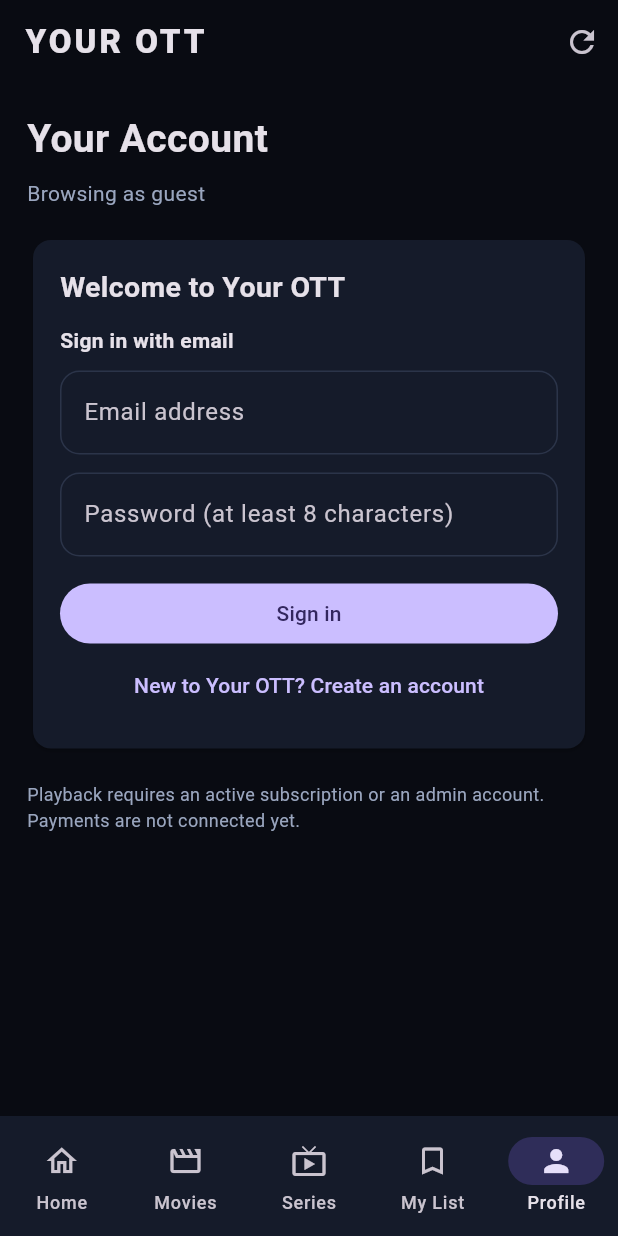
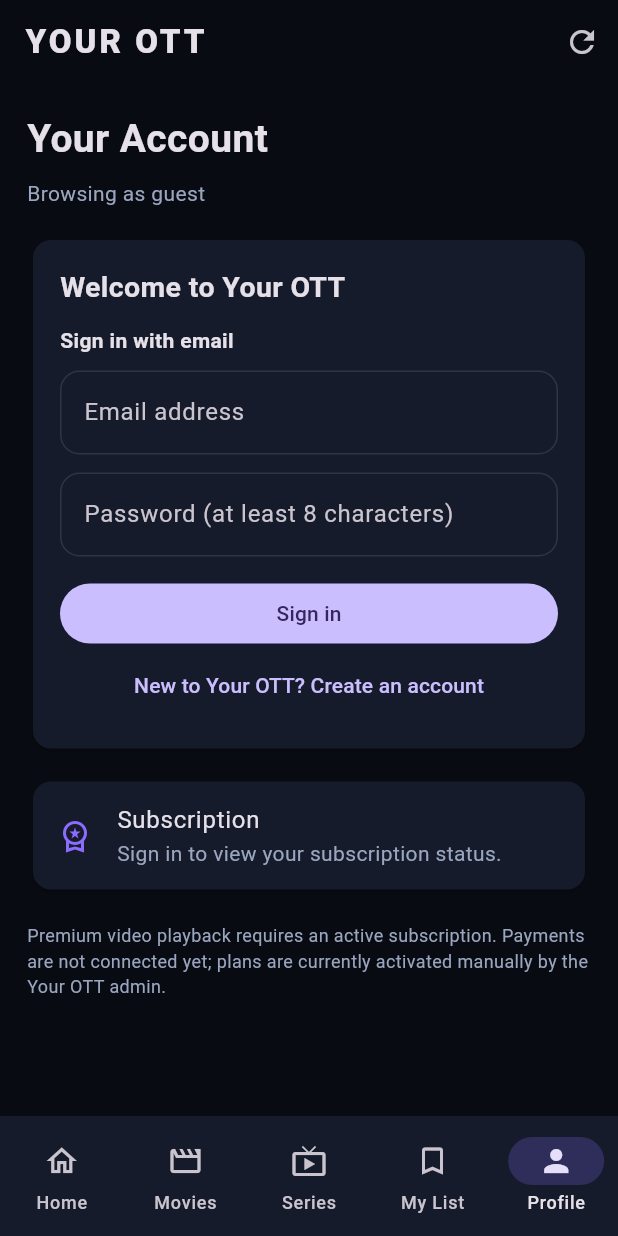
Before and after one commit to Vik-123969/your-ott-demo, a Flutter app: the screen it shows after launch, item 5 of the bottom bar chosen, on a phone screen of 412 x 824 dp. Run offline on Flutter 3.47's test engine with Material 3 defaults, Android fonts, the phone set to English and light mode, and no system bars; our stand-ins replace supabase_flutter, video_player; accounts and stored records are empty.

Commit message:
Show customer subscription status in app profile

```diff
--- a/lib/main.dart
+++ b/lib/main.dart
@@ -382,14 +382,74 @@ class _HomePageState extends State<HomePage> {
     );
   }
 
+  Widget _subscriptionStatusCard() {
+    final current = supabase.auth.currentUser;
+    if (current == null) {
+      return Card(color: panel, child: const ListTile(
+        leading: Icon(Icons.workspace_premium_outlined, color: accent),
+        title: Text('Subscription'),
+        subtitle: Text('Sign in to view your subscription status.', style: TextStyle(color: muted)),
+      ));
+    }
+    final now = DateTime.now().toUtc().toIso8601String();
+    final future = supabase.from('subscriptions').select('plan_name, status, starts_at, ends_at')
+        .eq('user_id', current.id).eq('status', 'active')
+        .lte('starts_at', now).order('created_at', ascending: false).limit(20);
+    return FutureBuilder<List<Map<String, dynamic>>>(
+      future: future,
+      builder: (context, snapshot) {
+        if (snapshot.connectionState == ConnectionState.waiting) {
+          return Card(color: panel, child: const ListTile(
+            leading: Icon(Icons.workspace_premium_outlined, color: accent),
+            title: Text('Subscription'),
+            subtitle: Text('Checking your plan…', style: TextStyle(color: muted)),
+          ));
+        }
+        if (snapshot.hasError) {
+          return Card(color: panel, child: ListTile(
+            leading: const Icon(Icons.info_outline, color: accent),
+            title: const Text('Subscription status unavailable'),
+            subtitle: Text(snapshot.error.toString(), style: const TextStyle(color: muted, fontSize: 11)),
+          ));
+        }
+        final records = snapshot.data ?? const <Map<String, dynamic>>[];
+        Map<String, dynamic>? active;
+        for (final record in records) {
+          final endValue = record['ends_at'];
+          if (endValue == null || DateTime.tryParse(endValue.toString())?.isAfter(DateTime.now().toUtc()) == true) {
+            active = record;
+            break;
+          }
+        }
+        if (active == null) {
+          return Card(color: panel, child: const ListTile(
+            leading: Icon(Icons.lock_outline, color: accent),
+            title: Text('Free plan'),
+            subtitle: Text('No active Premium subscription. Contact support or wait for plan activation.', style: TextStyle(color: muted)),
+          ));
+        }
+        final endValue = active['ends_at'];
+        final expiry = endValue == null ? 'No expiry' : DateTime.parse(endValue.toString()).toLocal().toString().split('.').first;
+        return Card(color: panel, child: ListTile(
+          leading: const Icon(Icons.workspace_premium, color: accent, size: 30),
+          title: Text('${active['plan_name']} plan active'),
+          subtitle: Text('Valid until: $expiry', style: const TextStyle(color: muted)),
+          trailing: const Icon(Icons.verified, color: Color(0xFF65E4BA)),
+        ));
+      },
+    );
+  }
+
   Widget _profileTab() => ListView(padding: const EdgeInsets.all(18), children: [
         const Text('Your Account', style: TextStyle(fontSize: 26, fontWeight: FontWeight.bold)),
         const SizedBox(height: 8),
         Text(user?.email ?? 'Browsing as guest', style: const TextStyle(color: muted)),
         const SizedBox(height: 17),
         AuthPanel(onChanged: _refresh),
+        const SizedBox(height: 14),
+        _subscriptionStatusCard(),
         const SizedBox(height: 18),
-        const Text('Playback requires an active subscription or an admin account. Payments are not connected yet.',
+        const Text('Premium video playback requires an active subscription. Payments are not connected yet; plans are currently activated manually by the Your OTT admin.',
             style: TextStyle(color: muted, fontSize: 12)),
       ]);
 
```
